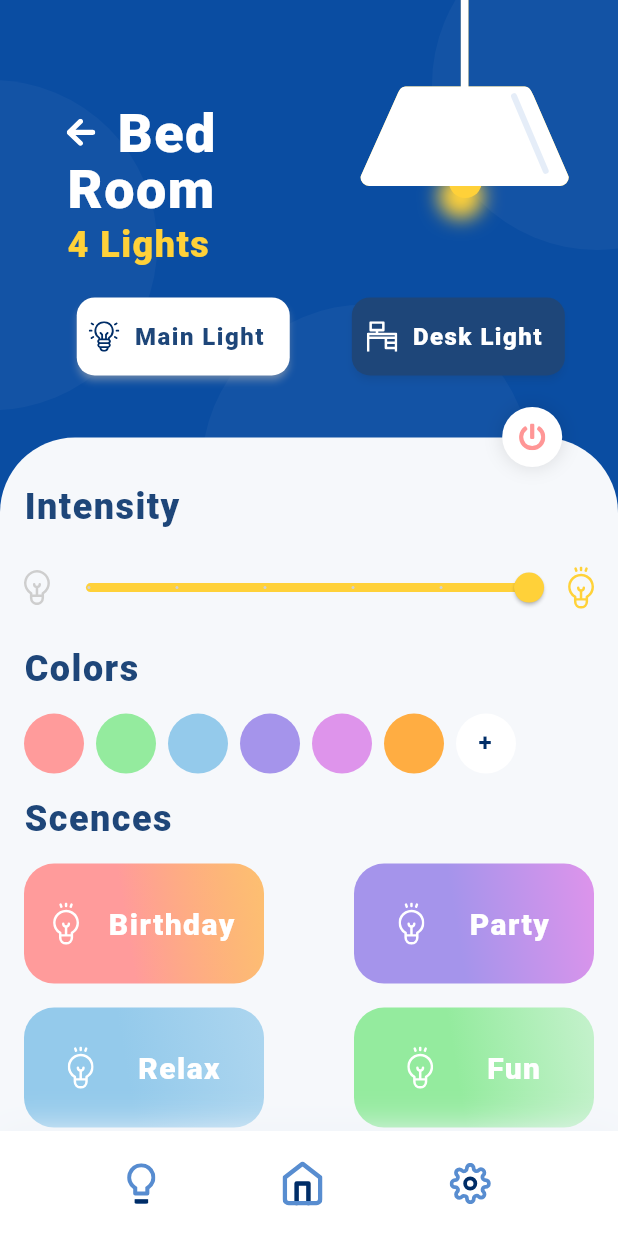
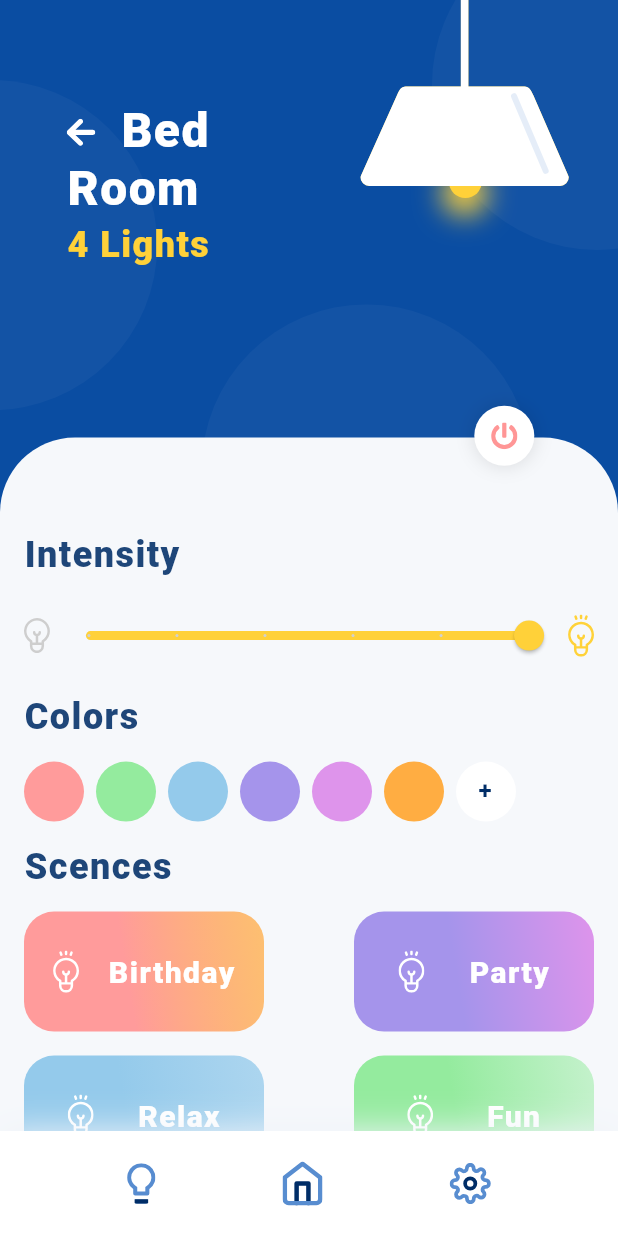
Before and after one commit to Sam21-39/App, a Flutter app: the screen it shows after launch, after a tap on "Bed Room", on a phone screen of 412 x 824 dp. Run offline on Flutter 3.47's test engine with Material 2 defaults, Android fonts, the phone set to English and light mode, and no system bars; our stand-ins replace flutter_svg.

Commit message:
bug fixes 1

```diff
--- a/flutter_assignment/lib/Screens/bedRoomContent.dart
+++ b/flutter_assignment/lib/Screens/bedRoomContent.dart
@@ -18,7 +18,7 @@ class _BedRoomContentState extends State<BedRoomContent> {
 
   @override
   Widget build(BuildContext context) {
-    return Padding(
+    return Container(
       padding: const EdgeInsets.symmetric(horizontal: 16.0, vertical: 32.0),
       child: Column(
         crossAxisAlignment: CrossAxisAlignment.start,
--- a/flutter_assignment/lib/Screens/bedRoomTop.dart
+++ b/flutter_assignment/lib/Screens/bedRoomTop.dart
@@ -55,7 +55,7 @@ class _BedRoomTopState extends State<BedRoomTop> {
                       "Bed",
                       style: TextStyle(
                         color: Colors.white,
-                        fontSize: 36.0,
+                        fontSize: 32.0,
                         fontWeight: FontWeight.w800,
                         letterSpacing: 0.98,
                       ),
@@ -70,7 +70,7 @@ class _BedRoomTopState extends State<BedRoomTop> {
                       "Room",
                       style: TextStyle(
                         color: Colors.white,
-                        fontSize: 36.0,
+                        fontSize: 32.0,
                         fontWeight: FontWeight.w800,
                         letterSpacing: 0.98,
                       ),
@@ -101,18 +101,14 @@ class _BedRoomTopState extends State<BedRoomTop> {
                 ? FractionalOffset(0.88, 0.0)
                 : FractionalOffset(0.88, -0.04),
             duration: Duration(milliseconds: 500),
-            child: SvgPicture.asset(
+            child: Stack(
+              alignment: FractionalOffset(0.5, 0.88),
+              children: [
+                SvgPicture.asset(
                   "assets/images/light_bulb.svg",
                   color: color.withOpacity(opacity),
                 ),
-          ),
-          AnimatedAlign(
-            curve: Curves.linear,
-            alignment: widget.position
-                ? FractionalOffset(0.765, 0.16)
-                : FractionalOffset(0.765, 0.1),
-            duration: Duration(milliseconds: 500),
-            child: Container(
+                Container(
                   width: 30.0,
                   height: 30.0,
                   decoration: BoxDecoration(
@@ -120,10 +116,12 @@ class _BedRoomTopState extends State<BedRoomTop> {
                     boxShadow: [
                       new BoxShadow(
                         color: color.withOpacity(opacity),
-                    blurRadius: 10.0,
+                        blurRadius: 15.0,
                       ),
                     ],
                   ),
+                ),
+              ],
             ),
           ),
           AnimatedAlign(
@@ -136,85 +134,6 @@ class _BedRoomTopState extends State<BedRoomTop> {
               "assets/images/light_holder.svg",
             ),
           ),
-          AnimatedAlign(
-            curve: Curves.linear,
-            alignment: widget.position
-                ? FractionalOffset(0.18, 0.28)
-                : FractionalOffset(0.5, 0.28),
-            duration: Duration(milliseconds: 400),
-            child: Container(
-              width: 150,
-              height: 60,
-              child: Card(
-                elevation: 2,
-                color: Colors.white,
-                shadowColor: UIColors.whiteSmoke,
-                shape: RoundedRectangleBorder(
-                  borderRadius: BorderRadius.circular(12.0),
-                ),
-                child: Padding(
-                  padding: const EdgeInsets.all(8.0),
-                  child: Row(
-                    children: [
-                      SvgPicture.asset("assets/images/surface1.svg"),
-                      SizedBox(
-                        width: 10.0,
-                      ),
-                      Text(
-                        "Main Light",
-                        style: TextStyle(
-                          color: UIColors.midNightBlue,
-                          fontSize: 16.0,
-                          fontWeight: FontWeight.w800,
-                          letterSpacing: 0.98,
-                        ),
-                      ),
-                    ],
-                  ),
-                ),
-              ),
-            ),
-          ),
-          AnimatedAlign(
-            curve: Curves.linear,
-            alignment: widget.position
-                ? FractionalOffset(0.88, 0.28)
-                : FractionalOffset(1, 0.28),
-            duration: Duration(milliseconds: 400),
-            child: Container(
-              width: 150,
-              height: 60,
-              child: Card(
-                elevation: 2,
-                color: UIColors.midNightBlue,
-                shadowColor: UIColors.midNightBlue.withOpacity(0.25),
-                shape: RoundedRectangleBorder(
-                  borderRadius: BorderRadius.circular(12.0),
-                ),
-                child: Padding(
-                  padding: const EdgeInsets.all(10.0),
-                  child: Row(
-                    children: [
-                      SvgPicture.asset(
-                          "assets/images/furniture-and-household.svg"),
-                      SizedBox(
-                        width: 10.0,
-                      ),
-                      Text(
-                        "Desk Light",
-                        style: TextStyle(
-                          color: Colors.white,
-                          fontSize: 16.0,
-                          fontWeight: FontWeight.w800,
-                          letterSpacing: 0.98,
-                        ),
-                      ),
-                    ],
-                  ),
-                ),
-              ),
-            ),
-          ),
         ],
       ),
     );
--- a/flutter_assignment/lib/Screens/homeContent.dart
+++ b/flutter_assignment/lib/Screens/homeContent.dart
@@ -21,7 +21,6 @@ class _HomeContentState extends State<HomeContent> {
       padding: const EdgeInsets.all(16.0),
       child: Wrap(
         alignment: WrapAlignment.spaceAround,
-        spacing: 10.0,
         runSpacing: 20.0,
         children: contentMap.entries.map((e) {
           return InkWell(
--- a/flutter_assignment/lib/main.dart
+++ b/flutter_assignment/lib/main.dart
@@ -35,6 +35,7 @@ class MyHomePage extends StatefulWidget {
 
 class _MyHomePageState extends State<MyHomePage> {
   bool posChange = false;
+  bool lightOn = true;
   @override
   Widget build(BuildContext context) {
     return Scaffold(
@@ -88,7 +89,11 @@ class _MyHomePageState extends State<MyHomePage> {
               ),
               alignment:
                   posChange ? FractionalOffset(0, 1.2) : FractionalOffset(0, 1),
-              child: Container(
+              child: Stack(
+                alignment: FractionalOffset(0.85, -0.045),
+                children: [
+                  Container(
+                    padding: const EdgeInsets.only(top: 32.0),
                     child: SingleChildScrollView(
                       child: posChange
                           ? BedRoomContent(key: bedRoomKey)
@@ -106,29 +111,19 @@ class _MyHomePageState extends State<MyHomePage> {
                       ),
                     ),
                   ),
-            ),
-
-            //Top Panels
-
-            AnimatedOpacity(
-              opacity: posChange ? 0 : 1,
-              duration: Duration(milliseconds: 300),
-              child: HomeTop(),
-            ),
                   AnimatedOpacity(
                     opacity: posChange ? 1 : 0,
                     duration: Duration(milliseconds: 300),
-              child: BedRoomTop(
-                key: bedRoomTopKey,
-                changePositionCallback: changePositionCallback,
-                position: posChange,
-              ),
-            ),
-            AnimatedOpacity(
-              opacity: posChange ? 1 : 0,
-              duration: Duration(milliseconds: 300),
-              child: Align(
-                alignment: FractionalOffset(0.9, 0.38),
+                    child: InkWell(
+                      onTap: () {
+                        setState(() {
+                          lightOn = !lightOn;
+                        });
+                        bedRoomTopKey.currentState.setState(() {
+                          bedRoomTopKey.currentState.opacity =
+                              lightOn ? 1 : 0.35;
+                        });
+                      },
                       child: Container(
                         width: 40.0,
                         height: 40.0,
@@ -147,6 +142,26 @@ class _MyHomePageState extends State<MyHomePage> {
                           fit: BoxFit.scaleDown,
                         ),
                       ),
+                    ),
+                  ),
+                ],
+              ),
+            ),
+
+            //Top Panels
+
+            AnimatedOpacity(
+              opacity: posChange ? 0 : 1,
+              duration: Duration(milliseconds: 300),
+              child: HomeTop(),
+            ),
+            AnimatedOpacity(
+              opacity: posChange ? 1 : 0,
+              duration: Duration(milliseconds: 300),
+              child: BedRoomTop(
+                key: bedRoomTopKey,
+                changePositionCallback: changePositionCallback,
+                position: posChange,
               ),
             ),
           ],
```
Lines whose indentation alone changed are shown as unchanged.
